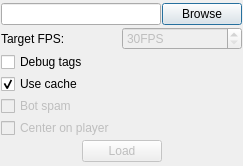
Old version of the form tools/map-visualiser/Options.ui in the repository alphaonex86/CatchChallenger.
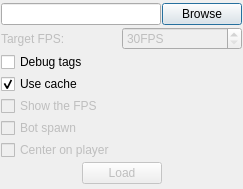
New version of the form. Icons and pictures are not drawn.

The edit to the form file:
```diff
--- a/tools/map-visualiser/Options.ui
+++ b/tools/map-visualiser/Options.ui
@@ -7,7 +7,7 @@
     <x>0</x>
     <y>0</y>
     <width>239</width>
-    <height>166</height>
+    <height>189</height>
    </rect>
   </property>
   <property name="windowTitle">
@@ -61,6 +61,9 @@
     <layout class="QHBoxLayout" name="horizontalLayout_3">
      <item>
       <widget class="QLabel" name="label">
+       <property name="enabled">
+        <bool>false</bool>
+       </property>
        <property name="text">
         <string>Target FPS:</string>
        </property>
@@ -104,7 +107,17 @@
       <bool>false</bool>
      </property>
      <property name="text">
-      <string>Bot spam</string>
+      <string>Show the FPS</string>
+     </property>
+    </widget>
+   </item>
+   <item>
+    <widget class="QCheckBox" name="botSpawn">
+     <property name="enabled">
+      <bool>false</bool>
+     </property>
+     <property name="text">
+      <string>Bot spawn</string>
      </property>
     </widget>
    </item>
```
Left out of the diff: 2 changed lines with no effect on the pictures.
